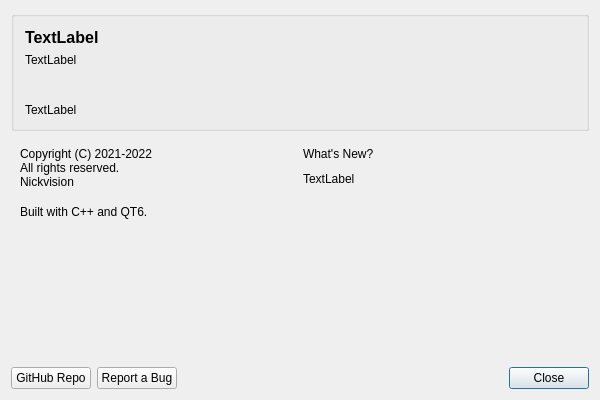
The window that NickvisionApplication/UI/Controls/AboutDialog.ui (NickvisionApps/Application) describes before a commit, drawn with Qt 5.
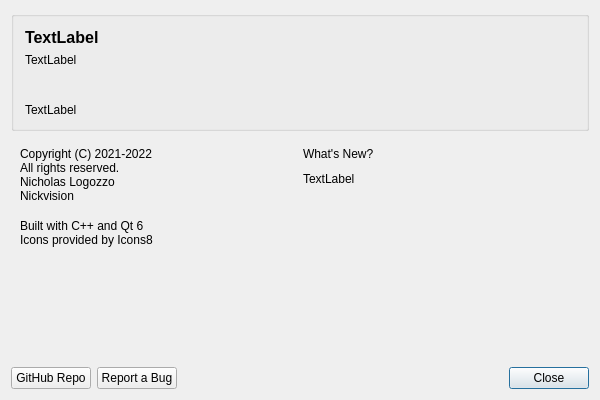
The same window after the commit. Icons and pictures are not drawn.

Patch:
```diff
--- a/NickvisionApplication/UI/Controls/AboutDialog.ui
+++ b/NickvisionApplication/UI/Controls/AboutDialog.ui
@@ -144,6 +144,7 @@
          <property name="text">
           <string>Copyright (C) 2021-2022
 All rights reserved.
+Nicholas Logozzo
 Nickvision</string>
          </property>
          <property name="wordWrap">
@@ -173,7 +174,8 @@
        <item>
         <widget class="QLabel" name="lblArc">
          <property name="text">
-          <string>Built with C++ and QT6.</string>
+          <string>Built with C++ and Qt 6
+Icons provided by Icons8</string>
          </property>
          <property name="margin">
           <number>0</number>
```
